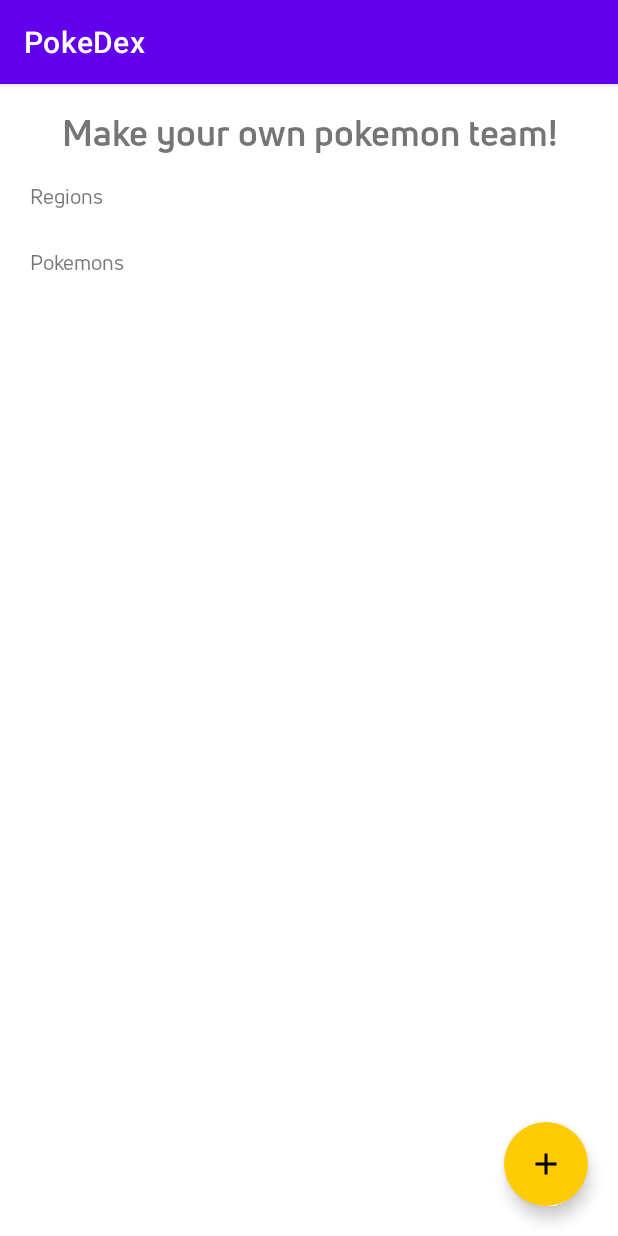
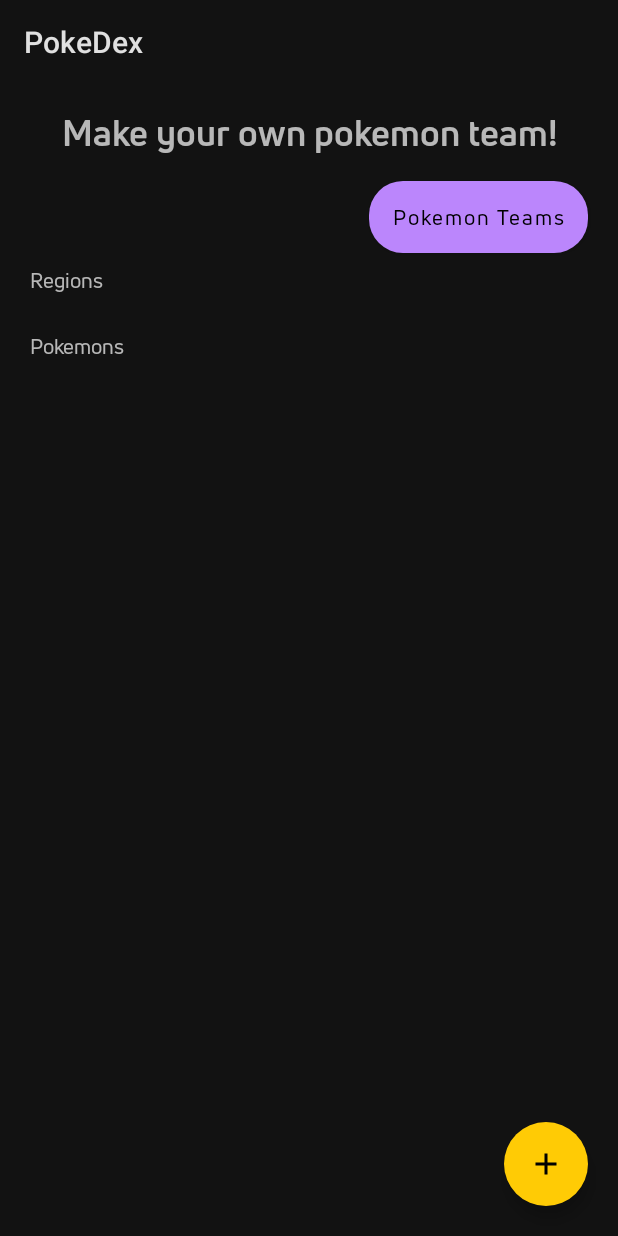
Before and after one commit to ahuamana/CleanArquitecturePokeDex, an Android app: the HomeActivity screen opened directly, with no data from a screen before it, on a phone screen of 412 x 824 dp. Run offline under Robolectric (Android 15) with nearby library versions, the phone set to English and light mode, and no system bars; our stand-ins replace Dagger/Hilt's generated code, Firebase (no records; nobody signed in at launch, a user with empty details on screens opened directly); libraries missing offline, so code that uses them is left out: com.apollographql.apollo3.

Commit message:
if applied this will implement pokemon team screen

```diff
--- a/app/src/main/java/com/paparazziteam/cleanarquitecturepokemon/PokeApp.kt
+++ b/app/src/main/java/com/paparazziteam/cleanarquitecturepokemon/PokeApp.kt
@@ -1,11 +1,14 @@
 package com.paparazziteam.cleanarquitecturepokemon
 
 import android.app.Application
+import androidx.appcompat.app.AppCompatDelegate
 import dagger.hilt.android.HiltAndroidApp
 
 @HiltAndroidApp
 class PokeApp :Application() {
     override fun onCreate() {
         super.onCreate()
+        //For Dark Mode
+        AppCompatDelegate.setDefaultNightMode(AppCompatDelegate.MODE_NIGHT_YES)
     }
 }
--- a/feature-home/src/main/AndroidManifest.xml
+++ b/feature-home/src/main/AndroidManifest.xml
@@ -2,6 +2,9 @@
 <manifest xmlns:android="http://schemas.android.com/apk/res/android">
 
     <application>
+        <activity
+            android:name=".PokemonTeamActivity"
+            android:exported="false" />
         <activity
             android:name=".HomeActivity"
             android:exported="false" />
--- a/feature-home/src/main/java/com/paparazziteam/cleanarquitecturepokemon/feature/home/HomeViewModel.kt
+++ b/feature-home/src/main/java/com/paparazziteam/cleanarquitecturepokemon/feature/home/viewmodels/HomeViewModel.kt
@@ -1,4 +1,4 @@
-package com.paparazziteam.cleanarquitecturepokemon.feature.home
+package com.paparazziteam.cleanarquitecturepokemon.feature.home.viewmodels
 
 import androidx.lifecycle.LiveData
 import androidx.lifecycle.MutableLiveData
--- /dev/null
+++ b/feature-home/src/main/res/drawable/ic_back.xml
@@ -0,0 +1,5 @@
+<vector android:autoMirrored="true" android:height="24dp"
+    android:tint="#FFFFFF" android:viewportHeight="24"
+    android:viewportWidth="24" android:width="24dp" xmlns:android="http://schemas.android.com/apk/res/android">
+    <path android:fillColor="@android:color/white" android:pathData="M20,11H7.83l5.59,-5.59L12,4l-8,8 8,8 1.41,-1.41L7.83,13H20v-2z"/>
+</vector>
--- a/feature-home/src/main/res/layout/activity_home.xml
+++ b/feature-home/src/main/res/layout/activity_home.xml
@@ -19,16 +19,30 @@
         app:layout_constraintStart_toStartOf="parent"
         app:layout_constraintTop_toTopOf="parent" />
 
+    <com.google.android.material.button.MaterialButton
+        android:id="@+id/btnPokemonTeam"
+        android:layout_width="wrap_content"
+        android:text="Pokemon Teams"
+        android:fontFamily="@font/uni_neue_regular"
+        android:textAllCaps="false"
+        android:background="@drawable/rounder_button_no_color"
+        android:backgroundTint="@color/colorSecondary"
+        android:layout_marginTop="16dp"
+        android:layout_marginRight="20dp"
+        app:layout_constraintTop_toBottomOf="@+id/tvTitle"
+        app:layout_constraintRight_toRightOf="parent"
+        android:layout_height="wrap_content"/>
+
     <com.google.android.material.textview.MaterialTextView
         android:id="@+id/tvSubtitle"
         android:layout_width="wrap_content"
         android:layout_height="wrap_content"
         android:layout_marginStart="20dp"
-        android:layout_marginTop="16dp"
+        android:layout_marginTop="8dp"
         android:fontFamily="@font/uni_neue_regular"
         android:text="Regions"
         app:layout_constraintStart_toStartOf="parent"
-        app:layout_constraintTop_toBottomOf="@+id/tvTitle" />
+        app:layout_constraintTop_toBottomOf="@+id/btnPokemonTeam" />
 
     <androidx.recyclerview.widget.RecyclerView
         android:id="@+id/rvRegions"
--- a/feature-home/src/main/res/values/strings.xml
+++ b/feature-home/src/main/res/values/strings.xml
@@ -1 +1,3 @@
-<resources></resources>
+<resources>
+    <string name="pokemon_team_title">Your pokemon teams</string>
+</resources>
--- a/shared/src/main/res/layout/custom_dialog_create_team.xml
+++ b/shared/src/main/res/layout/custom_dialog_create_team.xml
@@ -14,7 +14,7 @@
         app:cardCornerRadius="20dp"
         tools:cardBackgroundColor="@color/azul_fonts"
         app:cardElevation="0dp"
-        android:layout_height="210dp">
+        android:layout_height="wrap_content">
     <androidx.constraintlayout.widget.ConstraintLayout
         android:layout_width="match_parent"
         android:layout_height="wrap_content"
@@ -72,7 +72,7 @@
             android:id="@+id/btn_ok"
             android:layout_width="0dp"
             android:layout_height="wrap_content"
-            android:layout_marginTop="25dp"
+            android:layout_marginTop="20dp"
             android:layout_marginBottom="20dp"
             android:layout_gravity="center"
             android:background="@drawable/rounder_button_no_color"
```
Also changed, not shown: feature-home/src/main/java/com/paparazziteam/cleanarquitecturepokemon/feature/home/HomeActivity.kt (+13 -1 lines), feature-home/src/main/java/com/paparazziteam/cleanarquitecturepokemon/feature/home/PokemonTeamActivity.kt (added, +27 -0 lines), feature-home/src/main/java/com/paparazziteam/cleanarquitecturepokemon/feature/home/viewmodels/PokemonTeamViewModel.kt (added, +10 -0 lines), feature-home/src/main/res/layout/activity_pokemon_team.xml (added, +86 -0 lines).
